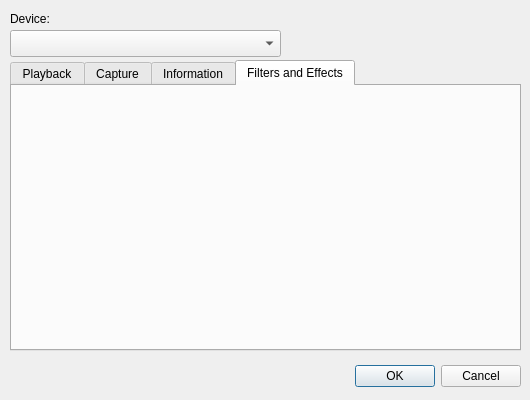
The window that aaxconfig/aaxconfig.ui (adalinbv/aax-support) describes before a commit, drawn with Qt 5.
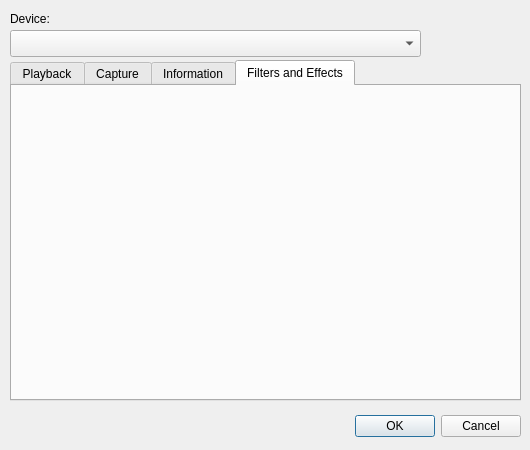
The same window after the commit. The open tabs and pages were chosen to show the change.

```diff
--- a/aaxconfig/aaxconfig.ui
+++ b/aaxconfig/aaxconfig.ui
@@ -7,19 +7,13 @@
     <x>0</x>
     <y>0</y>
     <width>530</width>
-    <height>400</height>
+    <height>450</height>
    </rect>
   </property>
-  <property name="minimumSize">
-   <size>
-    <width>530</width>
-    <height>400</height>
-   </size>
-  </property>
   <property name="maximumSize">
    <size>
     <width>530</width>
-    <height>400</height>
+    <height>450</height>
    </size>
   </property>
   <property name="windowTitle">
@@ -30,7 +24,7 @@
     <rect>
      <x>10</x>
      <y>30</y>
-     <width>271</width>
+     <width>411</width>
      <height>27</height>
     </rect>
    </property>
@@ -52,7 +46,7 @@
    <property name="geometry">
     <rect>
      <x>300</x>
-     <y>360</y>
+     <y>410</y>
      <width>221</width>
      <height>32</height>
     </rect>
@@ -70,7 +64,7 @@
      <x>10</x>
      <y>60</y>
      <width>511</width>
-     <height>291</height>
+     <height>341</height>
     </rect>
    </property>
    <property name="currentIndex">
@@ -794,7 +788,7 @@
        <x>10</x>
        <y>10</y>
        <width>491</width>
-       <height>241</height>
+       <height>291</height>
       </rect>
      </property>
     </widget>
```
